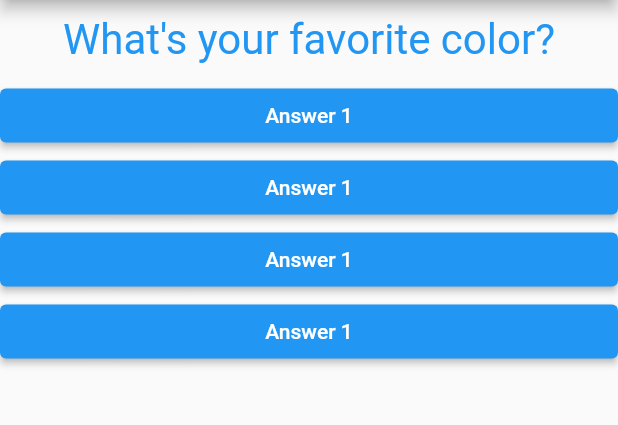
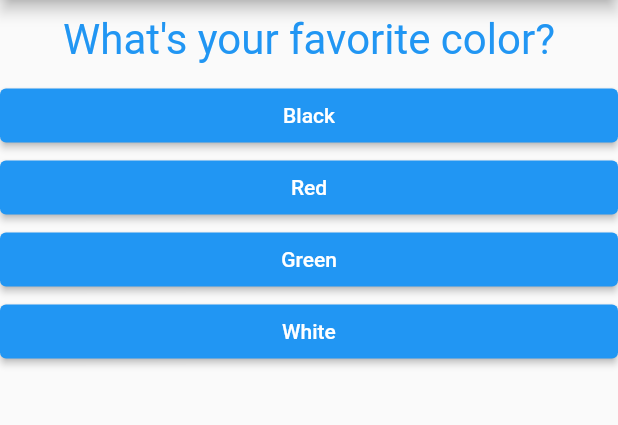
Before and after one commit to turinaf/flutter-dart, a Flutter app: the screen it shows after launch, on a phone screen of 412 x 824 dp, the part 84-509 px from its top. Run offline on Flutter 3.47's test engine with Material 2 defaults, Android fonts, the light colour scheme and no system bars.

Commit message:
Mapped questions and choices.

```diff
--- a/quiz_app/lib/answer.dart
+++ b/quiz_app/lib/answer.dart
@@ -3,14 +3,15 @@ import 'package:flutter/material.dart';
 class Answer extends StatelessWidget {
   // const Answer({Key? key}) : super(key: key);
   final VoidCallback selectHandler;
-  Answer(this.selectHandler);
+  final String answerText;
+  Answer(this.selectHandler, String this.answerText);
 
   @override
   Widget build(BuildContext context) {
     return Container(
       width: double.infinity,
       child: ElevatedButton(
-        child: Text("Answer 1"),
+        child: Text(answerText),
         onPressed: selectHandler,
       ),
     );
--- a/quiz_app/lib/main.dart
+++ b/quiz_app/lib/main.dart
@@ -29,15 +29,15 @@ class _MyAppState extends State<MyApp> {
     var questions = [
       {
         'question': "What's your favorite color?",
-        'answers': ['Black', 'Red', "Green", 'White']
+        'answers': ['Black', 'Red', "Green", 'White'],
       },
       {
         'question': "What's your favorite animal?",
-        'answers': ['Cat', 'Rabbit', "Elephant", 'Lion']
+        'answers': ['Cat', 'Rabbit', "Elephant", 'Lion'],
       },
       {
         'question': "Who is your favorite football player",
-        'answers': ['Messi', 'Ronaldo', "Saleh", 'Robin']
+        'answers': ['Messi', 'Ronaldo', "Saleh", 'Robin'],
       },
     ];
     // TODO: implement build
@@ -47,14 +47,14 @@ class _MyAppState extends State<MyApp> {
           title: Text("Quiz App"),
         ),
         body: Column(
-          children: <Widget>[
+          children: [
             // Text(questions[_questionIndex]),
             Question(questions[_questionIndex]['question'] as String),
-            // ignore: deprecated_member_use
-            Answer(_answerQuestion),
-            Answer(_answerQuestion),
-            Answer(_answerQuestion),
-            Answer(_answerQuestion),
+            // three dots (Spread operator), take a list and pull all the value out of it and add them as individual list to the Column's children
+            ...(questions[_questionIndex]['answers'] as List<String>)
+                .map((answer) {
+              return Answer(_answerQuestion, answer);
+            }).toList()
           ],
         ),
       ),
```
Also changed, not shown: 1 other file.
